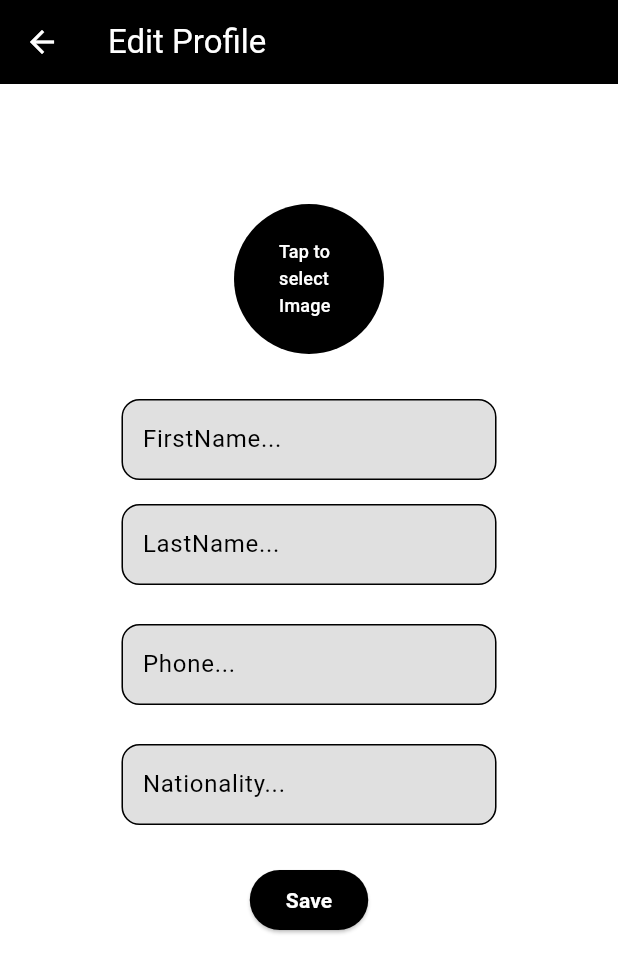
After one commit to HammadAnwaar/Global-Edu, a Flutter app: the Dashboard screen opened directly, item 4 of the bottom bar chosen, after a tap on the "edit" icon, on a phone screen of 412 x 824 dp. The commit adds this screen. Shown: the top 973 px of the screen. Run offline on Flutter 3.47's test engine with Material 3 defaults, Android fonts, the phone set to English and light mode, and no system bars; our stand-ins replace cloud_firestore, firebase_auth, firebase_core, fluttertoast, image_picker, shared_preferences; accounts and stored records are empty.

Commit message:
profile_done

```diff
--- a/lib/views/home_pages/universities.dart
+++ b/lib/views/home_pages/universities.dart
@@ -1,12 +1,6 @@
 // ignore_for_file: avoid_print, unrelated_type_equality_checks, deprecated_member_use, unused_element
 
-import 'dart:convert';
-import 'dart:ui';
-import 'package:flutter/cupertino.dart';
 import 'package:flutter/material.dart';
-import 'package:flutter/painting.dart';
-import 'package:flutter/rendering.dart';
-import 'package:flutter/widgets.dart';
 import 'package:global_edu/my_colors.dart';
 import 'package:shared_preferences/shared_preferences.dart';
 
--- /dev/null
+++ b/lib/views/main_pages/edit_profile.dart
@@ -0,0 +1,385 @@
+// ignore_for_file: use_build_context_synchronously, avoid_print
+
+import 'dart:io';
+
+import 'package:cloud_firestore/cloud_firestore.dart';
+import 'package:firebase_auth/firebase_auth.dart';
+import 'package:flutter/material.dart';
+import 'package:fluttertoast/fluttertoast.dart';
+import 'package:global_edu/my_colors.dart';
+import 'package:global_edu/views/dashboard.dart';
+import 'package:image_picker/image_picker.dart';
+import 'package:path_provider/path_provider.dart';
+import 'package:shared_preferences/shared_preferences.dart';
+
+typedef OnImageChanged = void Function(File imageFile);
+
+class EditProfile extends StatefulWidget {
+  const EditProfile({
+    super.key,
+  });
+
+  @override
+  State<EditProfile> createState() => _EditProfileState();
+}
+
+class _EditProfileState extends State<EditProfile> {
+  File? _image;
+  TextEditingController fnController = TextEditingController();
+  TextEditingController lnController = TextEditingController();
+  TextEditingController phoneController = TextEditingController();
+  TextEditingController nationalController = TextEditingController();
+  final globalKey = GlobalKey<FormState>();
+  late SharedPreferences pref;
+
+  Future<void> _getImageFromLocalStorage() async {
+    final directory = await getApplicationDocumentsDirectory();
+    final imageFile = File('${directory.path}/user.jpg');
+    if (imageFile.existsSync()) {
+      setState(() {
+        _image = imageFile;
+      });
+    }
+  }
+
+  Future<void> getImage() async {
+    final pickedFile =
+        await ImagePicker().pickImage(source: ImageSource.gallery);
+    if (pickedFile != null) {
+      setState(() {
+        _image = File(pickedFile.path);
+      });
+
+      final directory = await getApplicationDocumentsDirectory();
+      final imageFile = File('${directory.path}/user.jpg');
+      await imageFile.writeAsBytes(await _image!.readAsBytes());
+      // widget.onImageChanged(_image!);
+    } else {
+      print('No image selected.');
+    }
+  }
+
+  @override
+  void initState() {
+    super.initState();
+    _getImageFromLocalStorage();
+  }
+
+  @override
+  Widget build(BuildContext context) {
+    return SafeArea(
+      child: Scaffold(
+        backgroundColor: MyColors.white,
+        appBar: AppBar(
+          backgroundColor: MyColors.black,
+          leading: IconButton(
+              onPressed: () {
+                Navigator.pop(context);
+              },
+              icon: Icon(
+                Icons.arrow_back,
+                color: MyColors.white,
+              )),
+          title: Text(
+            "Edit Profile",
+            style: TextStyle(
+              color: MyColors.white,
+            ),
+          ),
+        ),
+        body: SingleChildScrollView(
+          child: Column(
+            crossAxisAlignment: CrossAxisAlignment.center,
+            children: [
+              const SizedBox(
+                height: 80,
+              ),
+              GestureDetector(
+                onTap: getImage,
+                child: CircleAvatar(
+                  backgroundColor: MyColors.black,
+                  radius: 50,
+                  backgroundImage: _image != null ? FileImage(_image!) : null,
+                  child: _image == null
+                      ? SizedBox(
+                          width: 40,
+                          child: Text(
+                            "Tap to select Image",
+                            style:
+                                TextStyle(fontSize: 12, color: MyColors.white),
+                          ))
+                      : null,
+                ),
+              ),
+              const SizedBox(height: 10),
+              Form(
+                key: globalKey,
+                child: Column(
+                  crossAxisAlignment: CrossAxisAlignment.center,
+                  mainAxisAlignment: MainAxisAlignment.spaceEvenly,
+                  children: [
+                    Row(
+                      mainAxisAlignment: MainAxisAlignment.center,
+                      children: [
+                        SizedBox(
+                          child: Column(
+                            crossAxisAlignment: CrossAxisAlignment.center,
+                            children: [
+                              const SizedBox(height: 20),
+                              SizedBox(
+                                height: 70,
+                                width: 250,
+                                child: TextFormField(
+                                  keyboardType: TextInputType.name,
+                                  obscureText: false,
+                                  cursorColor: MyColors.black,
+                                  controller: fnController,
+                                  style: TextStyle(
+                                    color: MyColors.black,
+                                    fontSize: 16,
+                                  ),
+                                  decoration: InputDecoration(
+                                    counterText: '',
+                                    fillColor: MyColors.backgroundColor,
+                                    contentPadding: const EdgeInsets.symmetric(
+                                        horizontal: 10, vertical: 15),
+                                    hintText: "FirstName...",
+                                    hintStyle: TextStyle(color: MyColors.black),
+                                    enabledBorder: OutlineInputBorder(
+                                      borderSide:
+                                          BorderSide(color: MyColors.black),
+                                      borderRadius: const BorderRadius.all(
+                                          Radius.circular(12)),
+                                    ),
+                                    filled: true,
+                                    focusedBorder: OutlineInputBorder(
+                                      borderSide:
+                                          BorderSide(color: MyColors.black),
+                                      borderRadius: const BorderRadius.all(
+                                          Radius.circular(12)),
+                                    ),
+                                  ),
+                                  validator: (value) {
+                                    if (value!.isEmpty) {
+                                      return 'Please enter your name';
+                                    }
+                                    return null;
+                                  },
+                                ),
+                              ),
+                              SizedBox(
+                                height: 70,
+                                width: 250,
+                                child: TextFormField(
+                                  keyboardType: TextInputType.name,
+                                  obscureText: false,
+                                  cursorColor: MyColors.black,
+                                  controller: lnController,
+                                  style: TextStyle(
+                                    color: MyColors.black,
+                                    fontSize: 16,
+                                  ),
+                                  decoration: InputDecoration(
+                                    counterText: '',
+                                    fillColor: MyColors.backgroundColor,
+                                    contentPadding: const EdgeInsets.symmetric(
+                                        horizontal: 10, vertical: 15),
+                                    hintText: "LastName...",
+                                    hintStyle: TextStyle(color: MyColors.black),
+                                    enabledBorder: OutlineInputBorder(
+                                      borderSide:
+                                          BorderSide(color: MyColors.black),
+                                      borderRadius: const BorderRadius.all(
+                                          Radius.circular(12)),
+                                    ),
+                                    filled: true,
+                                    focusedBorder: OutlineInputBorder(
+                                      borderSide:
+                                          BorderSide(color: MyColors.black),
+                                      borderRadius: const BorderRadius.all(
+                                          Radius.circular(12)),
+                                    ),
+                                  ),
+                                  validator: (value) {
+                                    if (value!.isEmpty) {
+                                      return 'Please enter your name';
+                                    }
+                                    return null;
+                                  },
+                                ),
+                              ),
+                              const SizedBox(
+                                height: 10,
+                              ),
+                              SizedBox(
+                                width: 250,
+                                height: 70,
+                                child: TextFormField(
+                                  maxLength: 11,
+                                  keyboardType: TextInputType.number,
+                                  obscureText: false,
+                                  cursorColor: MyColors.black,
+                                  controller: phoneController,
+                                  style: TextStyle(
+                                    color: MyColors.black,
+                                    fontSize: 16,
+                                  ),
+                                  decoration: InputDecoration(
+                                    counterText: '',
+                                    fillColor: MyColors.backgroundColor,
+                                    contentPadding: const EdgeInsets.symmetric(
+                                        horizontal: 10, vertical: 15),
+                                    hintText: "Phone...",
+                                    hintStyle: TextStyle(color: MyColors.black),
+                                    enabledBorder: OutlineInputBorder(
+                                      borderSide:
+                                          BorderSide(color: MyColors.black),
+                                      borderRadius: const BorderRadius.all(
+                                          Radius.circular(12)),
+                                    ),
+                                    filled: true,
+                                    focusedBorder: OutlineInputBorder(
+                                      borderSide:
+                                          BorderSide(color: MyColors.black),
+                                      borderRadius: const BorderRadius.all(
+                                          Radius.circular(12)),
+                                    ),
+                                  ),
+                                  validator: (value) {
+                                    if (value!.isEmpty || value.length == 1) {
+                                      return 'Please Enter your Phone Number';
+                                    }
+                                    if (value.length != 11) {
+                                      return 'Phone number must be 11 digits';
+                                    }
+                                    return null;
+                                  },
+                                ),
+                              ),
+                              const SizedBox(
+                                height: 10,
+                              ),
+                              SizedBox(
+                                width: 250,
+                                height: 70,
+                                child: TextFormField(
+                                  obscureText: false,
+                                  cursorColor: MyColors.black,
+                                  controller: nationalController,
+                                  style: TextStyle(
+                                    color: MyColors.black,
+                                    fontSize: 16,
+                                  ),
+                                  decoration: InputDecoration(
+                                    counterText: '',
+                                    fillColor: MyColors.backgroundColor,
+                                    contentPadding: const EdgeInsets.symmetric(
+                                        horizontal: 10, vertical: 15),
+                                    hintText: "Nationality...",
+                                    hintStyle: TextStyle(color: MyColors.black),
+                                    enabledBorder: OutlineInputBorder(
+                                      borderSide:
+                                          BorderSide(color: MyColors.black),
+                                      borderRadius: const BorderRadius.all(
+                                          Radius.circular(12)),
+                                    ),
+                                    filled: true,
+                                    focusedBorder: OutlineInputBorder(
+                                      borderSide:
+                                          BorderSide(color: MyColors.black),
+                                      borderRadius: const BorderRadius.all(
+                                          Radius.circular(12)),
+                                    ),
+                                  ),
+                                  validator: (value) {
+                                    if (value!.isEmpty || value.length == 1) {
+                                      return 'Please Enter your Nationality';
+                                    }
+                                    return null;
+                                  },
+                                ),
+                              ),
+                              const SizedBox(
+                                height: 10,
+                              ),
+                            ],
+                          ),
+                        ),
+                      ],
+                    ),
+                    ElevatedButton(
+                        style: ButtonStyle(
+                            backgroundColor:
+                                WidgetStatePropertyAll(MyColors.black)),
+                        onPressed: () {
+                          if (globalKey.currentState!.validate()) {
+                            _saveDataFireStore();
+                            addDataInPref();
+                          }
+                        },
+                        child: Text("Save",
+                            style: TextStyle(
+                                color: MyColors.white,
+                                fontWeight: FontWeight.bold)))
+                  ],
+                ),
+              ),
+            ],
+          ),
+        ),
+      ),
+    );
+  }
+
+  Future<void> _saveDataFireStore() async {
+    final user = FirebaseAuth.instance.currentUser;
+    String? userEmail = user!.email;
+    final CollectionReference userCollection =
+        FirebaseFirestore.instance.collection('users');
+    try {
+      await userCollection.doc(userEmail).update({
+        'firstName': fnController.text,
+        'lastName': lnController.text,
+        'phone': phoneController.text,
+        'nationality': nationalController.text,
+      });
+      fnController.text = '';
+      lnController.text = '';
+      phoneController.text = '';
+      nationalController.text = '';
+      Fluttertoast.showToast(
+        msg: 'Data Save Successfully',
+        toastLength: Toast.LENGTH_SHORT,
+        gravity: ToastGravity.BOTTOM,
+        timeInSecForIosWeb: 1,
+        backgroundColor: MyColors.white,
+        textColor: MyColors.black,
+        fontSize: 16.0,
+      );
+      Navigator.of(context).pushAndRemoveUntil(
+        MaterialPageRoute(builder: (context) => const Dashboard()),
+        (Route<dynamic> route) => false,
+      );
+      print('User information and contacts updated successfully.');
+    } catch (e) {
+      Fluttertoast.showToast(
+        msg: 'Error: $e',
+        toastLength: Toast.LENGTH_SHORT,
+        gravity: ToastGravity.BOTTOM,
+        timeInSecForIosWeb: 1,
+        backgroundColor: MyColors.white,
+        textColor: MyColors.black,
+        fontSize: 16.0,
+      );
+      print('Error updating user information and contacts: $e');
+    }
+  }
+
+  Future<void> addDataInPref() async {
+    pref = await SharedPreferences.getInstance();
+    pref.setString('firstName', fnController.text);
+    pref.setString('lastName', lnController.text);
+    pref.setString('phone', phoneController.text);
+    pref.setString('nationality', nationalController.text);
+  }
+}
--- a/lib/views/main_pages/home.dart
+++ b/lib/views/main_pages/home.dart
@@ -1,5 +1,4 @@
 import 'package:flutter/material.dart';
-import 'package:flutter/widgets.dart';
 import 'package:global_edu/my_colors.dart';
 import 'package:global_edu/views/home_pages/universities.dart';
 
--- a/lib/views/main_pages/profile.dart
+++ b/lib/views/main_pages/profile.dart
@@ -6,7 +6,7 @@ import 'package:firebase_auth/firebase_auth.dart';
 import 'package:flutter/material.dart';
 import 'package:global_edu/my_colors.dart';
 import 'package:global_edu/splash_screen.dart';
-import 'package:global_edu/views/login.dart';
+import 'package:global_edu/views/main_pages/edit_profile.dart';
 import 'package:image_picker/image_picker.dart';
 import 'package:path_provider/path_provider.dart';
 import 'package:shared_preferences/shared_preferences.dart';
@@ -24,6 +24,8 @@ class _ProfilePageState extends State<ProfilePage> {
   String? fullname;
   String? phone;
   String? email;
+  String? nationality;
+  String? gender;
   File? _image;
   late SharedPreferences? pref;
 
@@ -53,9 +55,13 @@ class _ProfilePageState extends State<ProfilePage> {
 
       if (snapshot.exists) {
         setState(() {
-          firstname = userData['name'] ?? '';
+          firstname = userData['firstName'] ?? '';
+          lastname = userData['lastName'] ?? '';
+          fullname = firstname! + lastname!;
           email = userData['email'] ?? '';
           phone = userData['phone'] ?? '';
+          nationality = userData['nationality'] ?? '';
+          gender = userData['gender'] ?? '';
         });
       } else {
         print('User data not found');
@@ -73,6 +79,8 @@ class _ProfilePageState extends State<ProfilePage> {
       fullname = firstname! + lastname!;
       phone = pref.getString('phone');
       email = pref.getString('email');
+      nationality = pref.getString('nationality');
+      gender = pref.getString('gender');
     });
   }
 
@@ -120,6 +128,25 @@ class _ProfilePageState extends State<ProfilePage> {
       child: Center(
         child: Column(
           children: [
+            Align(
+                alignment: Alignment.centerRight,
+                child: Padding(
+                  padding: const EdgeInsets.all(8.0),
+                  child: ElevatedButton(
+                      style: ButtonStyle(
+                          backgroundColor:
+                              WidgetStatePropertyAll(MyColors.black)),
+                      onPressed: () {
+                        Navigator.push(
+                            context,
+                            MaterialPageRoute(
+                                builder: (_) => const EditProfile()));
+                      },
+                      child: Icon(
+                        Icons.edit,
+                        color: MyColors.white,
+                      )),
+                )),
             const SizedBox(
               height: 80,
             ),
@@ -127,7 +154,7 @@ class _ProfilePageState extends State<ProfilePage> {
               onTap: getImage,
               child: CircleAvatar(
                 backgroundColor: MyColors.appColor,
-                radius: 50,
+                radius: 60,
                 backgroundImage: _image != null ? FileImage(_image!) : null,
                 child: _image == null
                     ? SizedBox(
@@ -196,6 +223,34 @@ class _ProfilePageState extends State<ProfilePage> {
                                 ),
                               ],
                             ),
+                            Row(
+                              children: [
+                                const Text(
+                                  "Nationality: ",
+                                  style: TextStyle(
+                                      fontSize: 16,
+                                      fontWeight: FontWeight.bold),
+                                ),
+                                Text(
+                                  "$nationality",
+                                  style: const TextStyle(fontSize: 16),
+                                ),
+                              ],
+                            ),
+                            Row(
+                              children: [
+                                const Text(
+                                  "Gender: ",
+                                  style: TextStyle(
+                                      fontSize: 16,
+                                      fontWeight: FontWeight.bold),
+                                ),
+                                Text(
+                                  "$gender",
+                                  style: const TextStyle(fontSize: 16),
+                                ),
+                              ],
+                            ),
                           ],
                         ),
                       ),
@@ -205,9 +260,10 @@ class _ProfilePageState extends State<ProfilePage> {
                 ],
               ),
             ),
-            SizedBox(
+            Container(
+              height: 50,
               width: double.infinity,
-              height: 55,
+              margin: const EdgeInsets.symmetric(horizontal: 28, vertical: 16),
               child: Padding(
                 padding: const EdgeInsets.only(right: 16),
                 child: ElevatedButton(
```
Also changed, not shown: lib/main.dart (+4 -7 lines), lib/views/signup.dart (+26 -22 lines), 2 other files.
